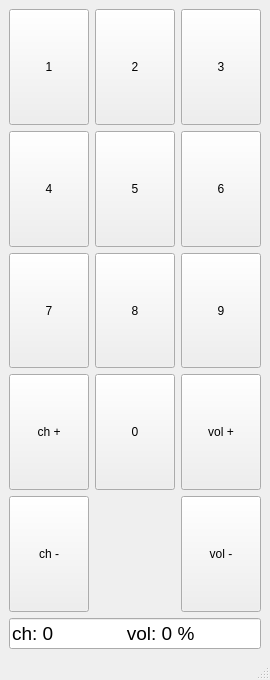
KutukovVitaliy/HomeWork37_4_2, file remote.ui: the form before one commit.
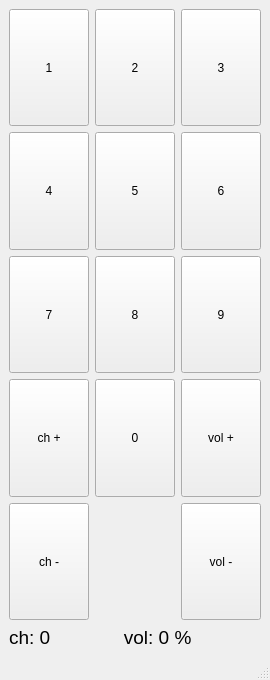
The form after the commit.

Diff of the .ui file:
```diff
--- a/remote.ui
+++ b/remote.ui
@@ -27,6 +27,24 @@
   </property>
   <widget class="QWidget" name="centralwidget">
    <layout class="QGridLayout" name="gridLayout">
+    <item row="1" column="0">
+     <widget class="QLabel" name="lineEdit">
+      <property name="sizePolicy">
+       <sizepolicy hsizetype="Expanding" vsizetype="Fixed">
+        <horstretch>0</horstretch>
+        <verstretch>0</verstretch>
+       </sizepolicy>
+      </property>
+      <property name="font">
+       <font>
+        <pointsize>14</pointsize>
+       </font>
+      </property>
+      <property name="text">
+       <string>ch: 0              vol: 0 %</string>
+      </property>
+     </widget>
+    </item>
     <item row="0" column="0">
      <layout class="QVBoxLayout" name="verticalLayout">
       <item>
@@ -217,24 +235,6 @@
       </item>
      </layout>
     </item>
-    <item row="1" column="0">
-     <widget class="QLineEdit" name="lineEdit">
-      <property name="sizePolicy">
-       <sizepolicy hsizetype="Expanding" vsizetype="Fixed">
-        <horstretch>0</horstretch>
-        <verstretch>0</verstretch>
-       </sizepolicy>
-      </property>
-      <property name="font">
-       <font>
-        <pointsize>14</pointsize>
-       </font>
-      </property>
-      <property name="text">
-       <string>ch: 0              vol: 0 %</string>
-      </property>
-     </widget>
-    </item>
    </layout>
   </widget>
   <widget class="QStatusBar" name="statusbar"/>
```
